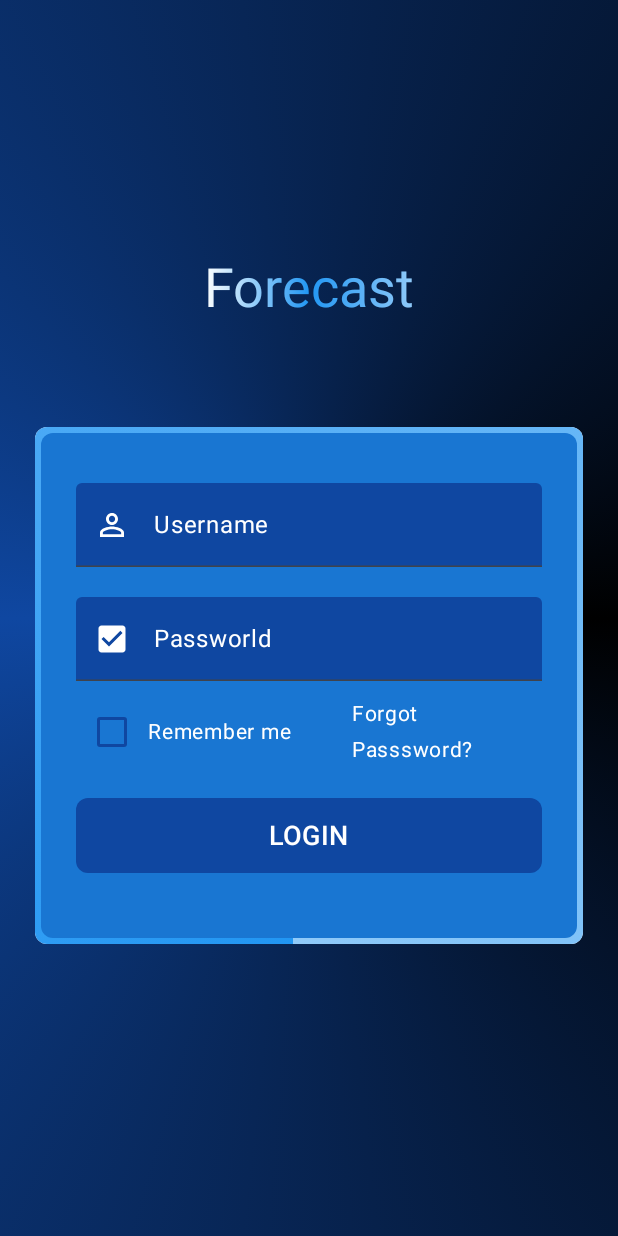
After one commit to CiriloDesu/previsao_do_tempo, an Android app built with Jetpack Compose: the composable FormLogin shown on its own in the app's theme, on a phone screen of 412 x 824 dp. The commit adds this screen. Run offline under Robolectric (Android 15) with nearby library versions, the phone set to English and light mode, and no system bars.

Commit message:
Create Login Page

```diff
--- a/app/src/main/java/com/brabos/previsaodotempo/MainActivity.kt
+++ b/app/src/main/java/com/brabos/previsaodotempo/MainActivity.kt
@@ -41,6 +41,7 @@ import androidx.compose.ui.text.style.TextAlign
 import androidx.compose.ui.tooling.preview.Preview
 import androidx.compose.ui.unit.dp
 import androidx.compose.ui.unit.sp
+import com.brabos.previsaodotempo.screens.FormLogin
 import com.brabos.previsaodotempo.ui.theme.DarkBlue
 import com.brabos.previsaodotempo.ui.theme.PrevisaoDoTempoTheme
 import com.brabos.previsaodotempo.ui.theme.VeryLightGray
@@ -53,6 +54,7 @@ class MainActivity : ComponentActivity() {
     override fun onCreate(savedInstanceState: Bundle?) {
         super.onCreate(savedInstanceState)
         setContent {
+            FormLogin()
             PrevisaoDoTempoTheme {
                 // A surface container using the 'background' color from the theme
                 Surface(
--- /dev/null
+++ b/app/src/main/java/com/brabos/previsaodotempo/components/AnimatedBorderCard.kt
@@ -0,0 +1,96 @@
+package com.brabos.previsaodotempo.components
+
+import androidx.compose.animation.core.LinearEasing
+import androidx.compose.animation.core.RepeatMode
+import androidx.compose.animation.core.animateFloat
+import androidx.compose.animation.core.infiniteRepeatable
+import androidx.compose.animation.core.rememberInfiniteTransition
+import androidx.compose.animation.core.tween
+import androidx.compose.foundation.layout.fillMaxWidth
+import androidx.compose.foundation.layout.padding
+import androidx.compose.foundation.shape.RoundedCornerShape
+import androidx.compose.material3.Surface
+import androidx.compose.runtime.Composable
+import androidx.compose.runtime.getValue
+import androidx.compose.ui.Modifier
+import androidx.compose.ui.draw.drawWithContent
+import androidx.compose.ui.graphics.BlendMode
+import androidx.compose.ui.graphics.Brush
+import androidx.compose.ui.graphics.drawscope.rotate
+import androidx.compose.ui.tooling.preview.Preview
+import androidx.compose.ui.unit.Dp
+import androidx.compose.ui.unit.dp
+import com.brabos.previsaodotempo.ui.theme.Blue200
+import com.brabos.previsaodotempo.ui.theme.Blue500
+import com.brabos.previsaodotempo.ui.theme.Blue700
+
+@Composable
+fun AnimatedBorderCard(
+    modifier: Modifier= Modifier,
+    shape: RoundedCornerShape = RoundedCornerShape(size = 0.dp),
+    borderWidth: Dp = 4.dp,
+    gradient: Brush = Brush.sweepGradient(listOf(Blue500, Blue200)),
+    animationDuration: Int = 10000,
+    content: @Composable () -> Unit
+){
+
+    val infiniteTransition = rememberInfiniteTransition(label = "Animação Cores" )
+    val degrees by infiniteTransition.animateFloat(
+        initialValue = 0f,
+        targetValue = 360f,
+        animationSpec = infiniteRepeatable(
+            animation = tween(durationMillis = animationDuration, easing = LinearEasing),
+            repeatMode = RepeatMode.Restart
+        ),
+        label = "Cores"
+    )
+
+    Surface(
+        modifier = modifier,
+        shape = shape
+    ) {
+        Surface(
+            modifier = Modifier
+                .fillMaxWidth()
+                .padding(borderWidth)
+                .drawWithContent {
+                    rotate(degrees = degrees) {
+                        drawCircle(
+                            brush = gradient,
+                            radius = size.width,
+                            blendMode = BlendMode.SrcIn
+                        )
+                    }
+                    drawContent()
+                },
+            color = Blue700,
+            shape = shape
+        ) {
+            content()
+
+        }
+
+    }
+
+}
+
+@Composable
+@Preview
+private fun AnimatedBorderCardPreview(){
+    AnimatedBorderCard(
+        modifier = Modifier.fillMaxWidth(),
+        shape = RoundedCornerShape(10.dp),
+        borderWidth = 6.dp,
+        gradient = Brush.sweepGradient(
+            listOf(
+                Blue500,
+                Blue200
+            )
+        ),
+
+        animationDuration = 1500
+
+    ) {
+
+    }
+}
--- /dev/null
+++ b/app/src/main/java/com/brabos/previsaodotempo/components/TextFieldCustom.kt
@@ -0,0 +1,81 @@
+package com.brabos.previsaodotempo.components
+
+import android.graphics.drawable.Icon
+import androidx.compose.foundation.text.KeyboardOptions
+import androidx.compose.material3.ExperimentalMaterial3Api
+import androidx.compose.material3.Icon
+import androidx.compose.material3.Text
+import androidx.compose.material3.TextField
+import androidx.compose.material3.TextFieldDefaults
+import androidx.compose.runtime.Composable
+import androidx.compose.runtime.getValue
+import androidx.compose.runtime.mutableStateOf
+import androidx.compose.runtime.remember
+import androidx.compose.runtime.setValue
+import androidx.compose.ui.Modifier
+import androidx.compose.ui.graphics.Color
+import androidx.compose.ui.res.painterResource
+import androidx.compose.ui.text.TextStyle
+import androidx.compose.ui.tooling.preview.Preview
+import androidx.compose.ui.unit.sp
+import com.brabos.previsaodotempo.R
+import com.brabos.previsaodotempo.ui.theme.Blue900
+
+@OptIn(ExperimentalMaterial3Api::class)
+@Composable
+fun TextFieldCustom(
+    value: String,
+    onValueChange: (String) -> Unit,
+    hint: String,
+    modifier: Modifier = Modifier,
+    keyboardOptions: KeyboardOptions = KeyboardOptions(),
+    icon: Int = R.drawable.ic_user,
+    iconContentDescription: String? = null
+) {
+    TextField(value,
+        onValueChange,
+        modifier,
+        label = {
+            Text(text = hint, color = Color.White)
+        },
+        colors = TextFieldDefaults.textFieldColors(
+            containerColor = Blue900,
+            cursorColor = Color.White
+        ),
+        maxLines = 1,
+        textStyle = TextStyle(
+            color = Color.White,
+            fontSize = 18.sp
+        ),
+        keyboardOptions = keyboardOptions,
+        leadingIcon = {
+            Icon(
+                painter = painterResource(id = icon),
+                contentDescription = iconContentDescription,
+                tint = Color.White
+            )
+
+        }
+
+    )
+}
+
+@Composable
+@Preview
+private fun TextFileCustomPreview() {
+
+    var username by remember {
+        mutableStateOf("")
+    }
+
+    TextFieldCustom(
+        value = "Username",
+        onValueChange = {
+            username = it
+        },
+        hint = "Username",
+        icon = R.drawable.ic_user,
+        iconContentDescription = "Icon Username"
+
+    )
+}
--- /dev/null
+++ b/app/src/main/java/com/brabos/previsaodotempo/screens/FormLogin.kt
@@ -0,0 +1,201 @@
+package com.brabos.previsaodotempo.screens
+
+import androidx.compose.foundation.background
+import androidx.compose.foundation.layout.Arrangement
+import androidx.compose.foundation.layout.Column
+import androidx.compose.foundation.layout.Row
+import androidx.compose.foundation.layout.Spacer
+import androidx.compose.foundation.layout.fillMaxSize
+import androidx.compose.foundation.layout.fillMaxWidth
+import androidx.compose.foundation.layout.height
+import androidx.compose.foundation.layout.padding
+import androidx.compose.foundation.layout.width
+import androidx.compose.foundation.shape.RoundedCornerShape
+import androidx.compose.foundation.text.KeyboardOptions
+import androidx.compose.material3.Button
+import androidx.compose.material3.ButtonDefaults
+import androidx.compose.material3.Checkbox
+import androidx.compose.material3.CheckboxDefaults
+import androidx.compose.material3.Text
+import androidx.compose.runtime.Composable
+import androidx.compose.runtime.getValue
+import androidx.compose.runtime.mutableStateOf
+import androidx.compose.runtime.remember
+import androidx.compose.runtime.setValue
+import androidx.compose.ui.Alignment
+import androidx.compose.ui.Modifier
+import androidx.compose.ui.graphics.Brush
+import androidx.compose.ui.graphics.Color
+import androidx.compose.ui.res.stringResource
+import androidx.compose.ui.text.TextStyle
+import androidx.compose.ui.text.font.FontFamily
+import androidx.compose.ui.text.font.FontWeight
+import androidx.compose.ui.text.input.KeyboardType
+import androidx.compose.ui.tooling.preview.Preview
+import androidx.compose.ui.unit.dp
+import androidx.compose.ui.unit.sp
+import com.brabos.previsaodotempo.R
+import com.brabos.previsaodotempo.components.AnimatedBorderCard
+import com.brabos.previsaodotempo.components.TextFieldCustom
+import com.brabos.previsaodotempo.ui.theme.Blue200
+import com.brabos.previsaodotempo.ui.theme.Blue500
+import com.brabos.previsaodotempo.ui.theme.Blue900
+
+
+@Composable
+fun FormLogin(){
+
+    var username by remember {
+        mutableStateOf("")
+    }
+
+    var password by remember {
+        mutableStateOf("")
+    }
+
+    var rememberMeCheck by remember{
+        mutableStateOf(false)
+    }
+
+    Column(
+        modifier = Modifier
+            .fillMaxSize()
+            .background(
+                brush = Brush.sweepGradient(
+                    listOf(
+                        Color.Black,
+                        Blue900,
+                        Color.Black
+                    )
+                )
+            ),
+        verticalArrangement = Arrangement.Center,
+        horizontalAlignment = Alignment.CenterHorizontally
+    ) {
+
+        Text(
+            text = stringResource(id = R.string.app_name),
+            fontSize = 36.sp,
+            fontFamily = FontFamily.SansSerif,
+            color = Color.White,
+            fontWeight = FontWeight.Normal,
+            style = TextStyle(
+                brush = Brush.horizontalGradient(
+                    listOf(
+                        Color.White,
+                        Blue500,
+                        Blue200
+                    )
+                )
+            )
+        )
+
+        Spacer(modifier = Modifier.padding(0.dp, 0.dp, 0.dp, 48.dp))
+
+        AnimatedBorderCard(
+            modifier = Modifier
+                .fillMaxWidth()
+                .padding(all = 23.dp),
+            shape = RoundedCornerShape(8.dp),
+            gradient = Brush.sweepGradient(listOf(Blue500, Blue200))
+        ) {
+            Column(
+                modifier = Modifier.padding(all = 23.dp),
+                verticalArrangement = Arrangement.Center,
+                horizontalAlignment = Alignment.CenterHorizontally
+            ) {
+                TextFieldCustom(
+                    value = username,
+                    onValueChange = {
+                        username = it
+                    },
+                    hint = stringResource(id = R.string.hint_username),
+                    keyboardOptions = KeyboardOptions(
+                        keyboardType = KeyboardType.Email
+                    ),
+                    modifier = Modifier
+                        .fillMaxWidth()
+                        .padding(0.dp, 10.dp)
+                )
+
+                TextFieldCustom(
+                    value = password,
+                    onValueChange = {
+                        password = it
+                    },
+                    hint = stringResource(id = R.string.hint_passworld),
+                    keyboardOptions = KeyboardOptions(
+                        keyboardType = KeyboardType.NumberPassword
+                    ),
+                    modifier = Modifier
+                        .fillMaxWidth()
+                        .padding(0.dp, 10.dp),
+                    icon = R.drawable.ic_passworld
+
+                )
+
+                Row (
+                    modifier = Modifier.fillMaxWidth(),
+                    verticalAlignment = Alignment.CenterVertically,
+                    horizontalArrangement = Arrangement.Center
+                ){
+                    Checkbox(checked = rememberMeCheck ,
+                        onCheckedChange = {
+                            rememberMeCheck = !rememberMeCheck
+                        },
+                        colors = CheckboxDefaults.colors(
+                            checkedColor = Blue900,
+                            uncheckedColor = Blue900,
+                            checkmarkColor = Color.White
+                        )
+                    )
+
+                    Text(
+                        text = stringResource(id = R.string.txt_remember_me),
+                        fontSize = 14.sp,
+                        color = Color.White
+                    )
+
+                    Spacer(modifier = Modifier.padding(20.dp, 0.dp))
+
+                    Text(
+                        text = stringResource(id = R.string.txt_forgot_pass),
+                        fontSize = 14.sp,
+                        color = Color.White
+                    )
+
+                }
+
+                Button(
+                    onClick = {
+                    },
+                    modifier = Modifier
+                        .width(400.dp)
+                        .height(90.dp)
+                        .padding(0.dp, 20.dp),
+                    colors = ButtonDefaults.buttonColors(
+                        containerColor = Blue900,
+                        contentColor = Color.White
+                    ),
+                    shape = RoundedCornerShape(8.dp)
+                    ) {
+                    Text(text = stringResource(id = R.string.txt_btt_login),
+                        fontSize = 18.sp
+                    )
+
+                }
+
+            }
+
+
+        }
+
+    }
+
+}
+
+@Composable
+@Preview
+private fun FormLoginPreview(){
+
+}
--- a/app/src/main/java/com/brabos/previsaodotempo/ui/theme/Color.kt
+++ b/app/src/main/java/com/brabos/previsaodotempo/ui/theme/Color.kt
@@ -13,3 +13,8 @@ val Pink40 = Color(0xFF7D5260)
 val DarkBlue = Color(0xFF232751)
 val VeryLightGray = Color(0xFFF8FAFB)
 val LightGray = Color(0xFFF3F2F5)
+
+val Blue900 = Color(0xFF0F47A1)
+val Blue700 = Color(0xFF1976D2)
+val Blue500 = Color(0xFF2196F3)
+val Blue200 = Color(0xFF90CAF9)
--- /dev/null
+++ b/app/src/main/res/drawable/ic_passworld.xml
@@ -0,0 +1,5 @@
+<vector xmlns:android="http://schemas.android.com/apk/res/android" android:height="24dp" android:tint="#000000" android:viewportHeight="24" android:viewportWidth="24" android:width="24dp">
+
+    <path android:fillColor="@android:color/white" android:pathData="M19,3L5,3c-1.11,0 -2,0.9 -2,2v14c0,1.1 0.89,2 2,2h14c1.11,0 2,-0.9 2,-2L21,5c0,-1.1 -0.89,-2 -2,-2zM10,17l-5,-5 1.41,-1.41L10,14.17l7.59,-7.59L19,8l-9,9z"/>
+
+</vector>
--- /dev/null
+++ b/app/src/main/res/drawable/ic_user.xml
@@ -0,0 +1,5 @@
+<vector xmlns:android="http://schemas.android.com/apk/res/android" android:height="24dp" android:tint="#000000" android:viewportHeight="24" android:viewportWidth="24" android:width="24dp">
+
+    <path android:fillColor="@android:color/white" android:pathData="M12,5.9c1.16,0 2.1,0.94 2.1,2.1s-0.94,2.1 -2.1,2.1S9.9,9.16 9.9,8s0.94,-2.1 2.1,-2.1m0,9c2.97,0 6.1,1.46 6.1,2.1v1.1L5.9,18.1L5.9,17c0,-0.64 3.13,-2.1 6.1,-2.1M12,4C9.79,4 8,5.79 8,8s1.79,4 4,4 4,-1.79 4,-4 -1.79,-4 -4,-4zM12,13c-2.67,0 -8,1.34 -8,4v3h16v-3c0,-2.66 -5.33,-4 -8,-4z"/>
+
+</vector>
--- a/app/src/main/res/values/strings.xml
+++ b/app/src/main/res/values/strings.xml
@@ -5,4 +5,9 @@
     <string name="sense_termica">Feels Like</string>
     <string name="temp_max">Max Temp</string>
     <string name="uv">UV</string>
+    <string name="hint_username">Username</string>
+    <string name="hint_passworld">Passworld</string>
+    <string name="txt_remember_me">Remember me</string>
+    <string name="txt_forgot_pass">Forgot Passsword?</string>
+    <string name="txt_btt_login">LOGIN</string>
 </resources>
--- a/build.gradle.kts
+++ b/build.gradle.kts
@@ -1,5 +1,5 @@
 // Top-level build file where you can add configuration options common to all sub-projects/modules.
 plugins {
-    id("com.android.application") version "8.2.2" apply false
+    id("com.android.application") version "8.3.0" apply false
     id("org.jetbrains.kotlin.android") version "1.9.0" apply false
 }
```
Also changed, not shown: gradle/wrapper/gradle-wrapper.properties.
